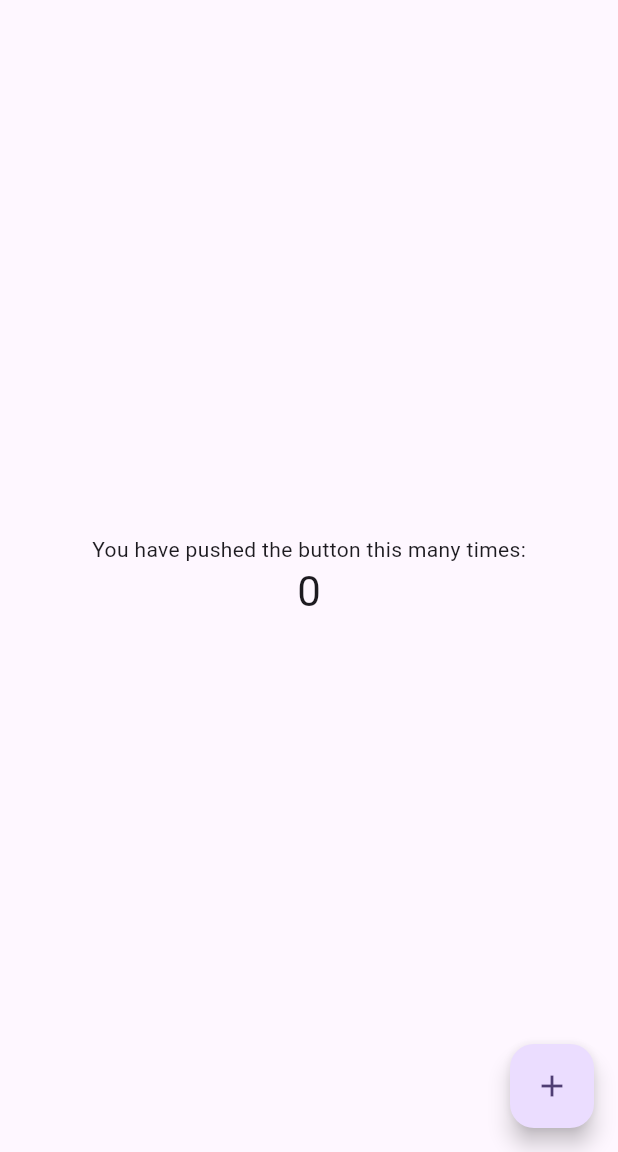
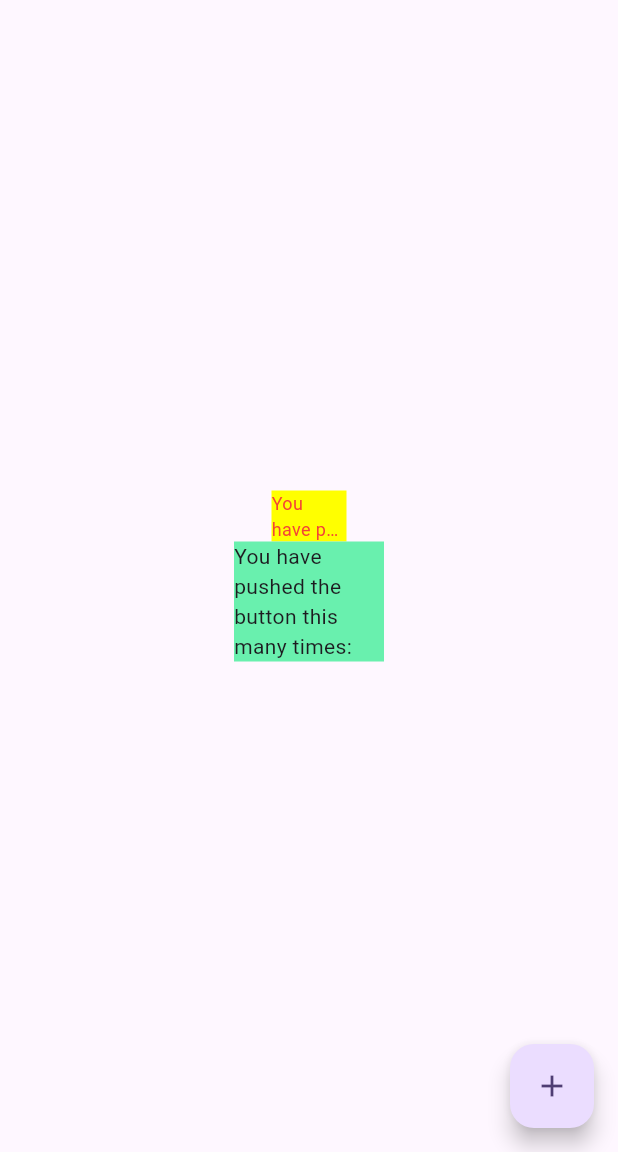
Before and after one commit to igaramadana/flutter_plugin_pubdev, a Flutter app: the screen it shows after launch, on a phone screen of 412 x 824 dp, the part 84-1236 px from its top. Run offline on Flutter 3.47's test engine with Material 3 defaults, Android fonts, the phone set to English and light mode, and no system bars; drawn by our look-alikes of auto_size_text.

Commit message:
Langkah 6: Tambahkan widget di main.dart

```diff
--- a/lib/main.dart
+++ b/lib/main.dart
@@ -1,4 +1,5 @@
 import 'package:flutter/material.dart';
+import 'package:flutter_plugin_pubdev/red_text_widget.dart';
 
 void main() {
   runApp(const MyApp());
@@ -104,10 +105,17 @@ class _MyHomePageState extends State<MyHomePage> {
           // wireframe for each widget.
           mainAxisAlignment: MainAxisAlignment.center,
           children: <Widget>[
-            const Text('You have pushed the button this many times:'),
-            Text(
-              '$_counter',
-              style: Theme.of(context).textTheme.headlineMedium,
+            Container(
+              color: Colors.yellowAccent,
+              width: 50,
+              child: const RedTextWidget(
+                text: 'You have pushed the button this many times:',
+              ),
+            ),
+            Container(
+              color: Colors.greenAccent,
+              width: 100,
+              child: const Text('You have pushed the button this many times:'),
             ),
           ],
         ),
```
